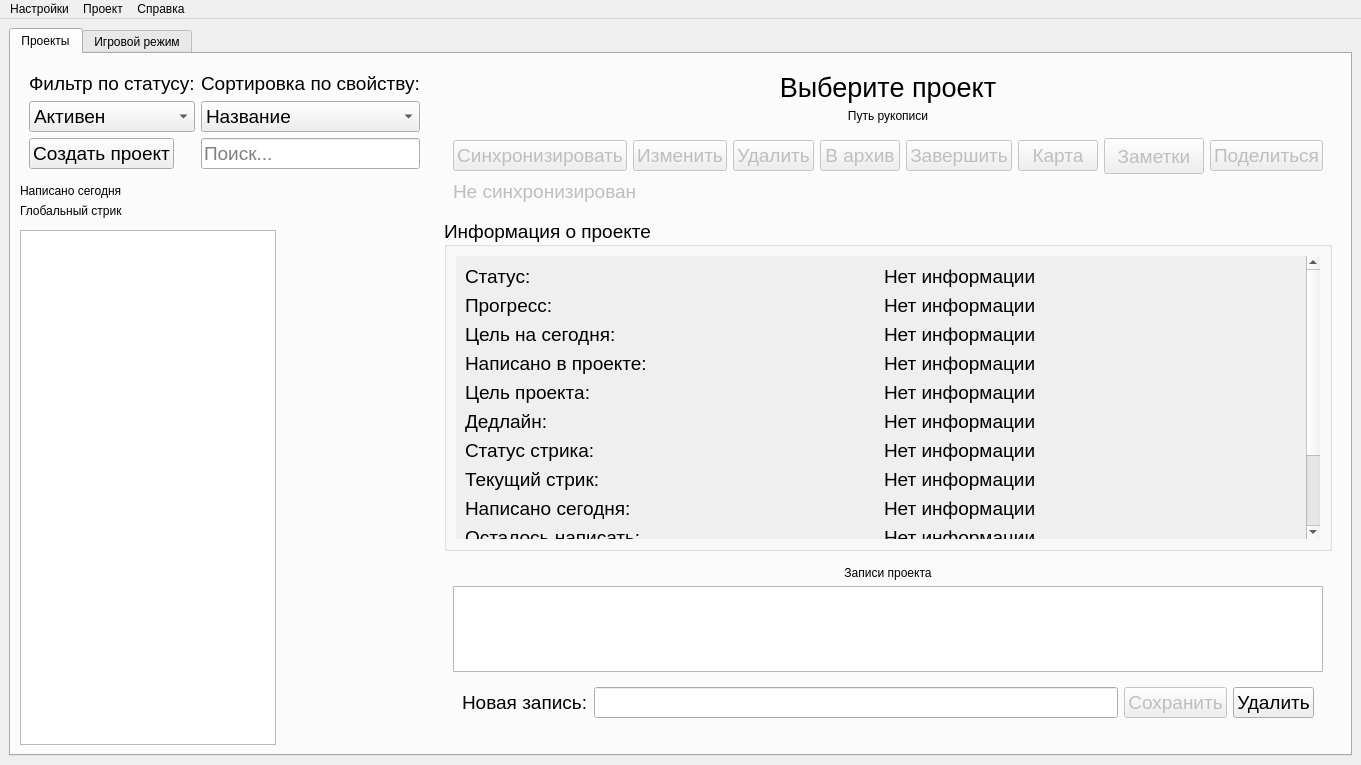
The window that UI template/main_window.ui (nevskyforever/nfprogress) describes before a commit, drawn with Qt 5.
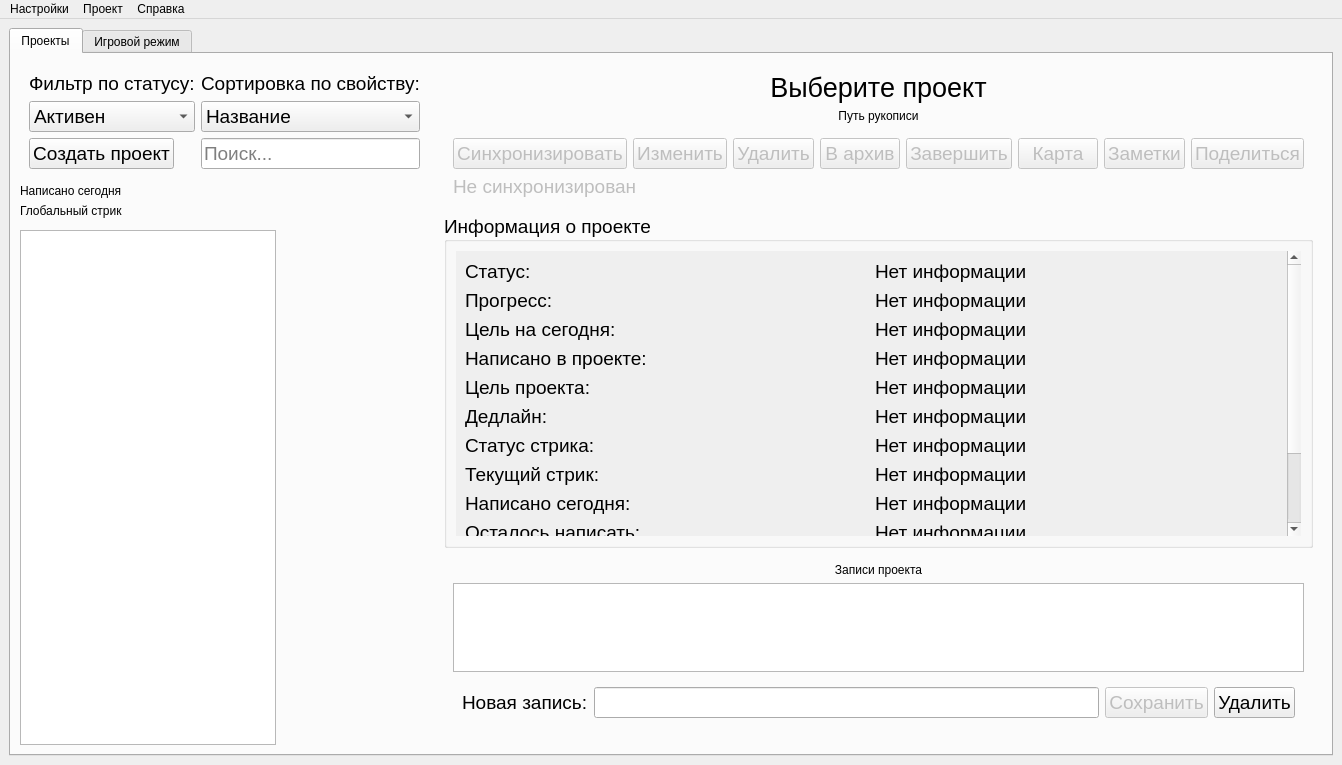
The same window after the commit.

The edit to the form file:
```diff
--- a/UI template/main_window.ui
+++ b/UI template/main_window.ui
@@ -375,12 +375,6 @@
               </item>
               <item row="0" column="6">
                <widget class="QPushButton" name="btn_project_notes">
-                <property name="minimumSize">
-                 <size>
-                  <width>100</width>
-                  <height>36</height>
-                 </size>
-                </property>
                 <property name="font">
                  <font>
                   <family>Arial</family>
```
